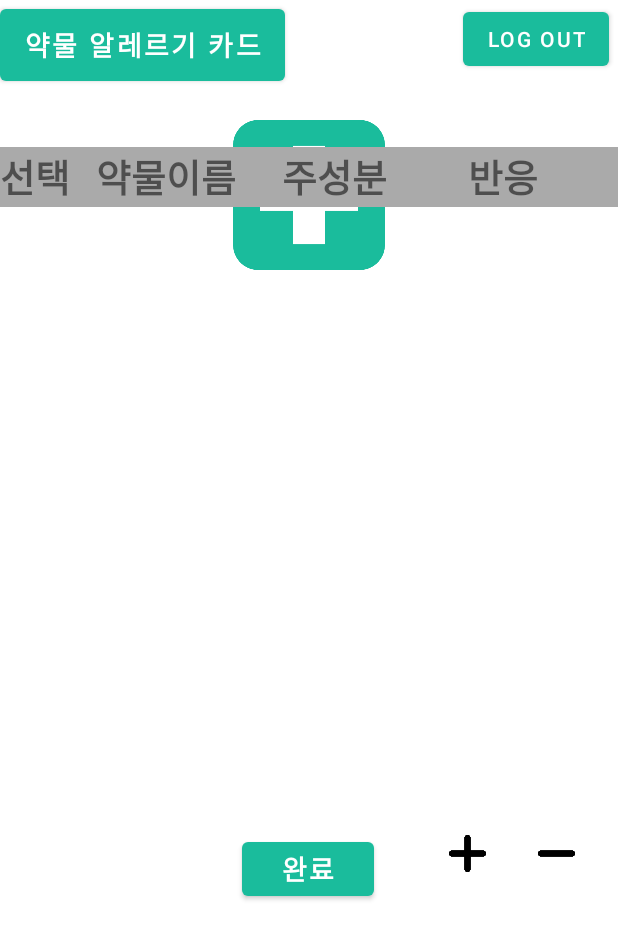
After one commit to CSID-DGU/2021-2-OSSP2-Drugger-3, an Android app: the layout activity_edit.xml on its own in the app's theme, with its tools: preview values and no code run, on a phone screen of 412 x 824 dp. The commit adds this screen. Shown: the top 939 px of the screen. Run offline under Robolectric (Android 15) with nearby library versions, the phone set to English and light mode, and no system bars.

Commit message:
[feat/front/edit] edit-page

```diff
--- a/frontend/app/src/main/java/com/example/frontend/MainActivity.kt
+++ b/frontend/app/src/main/java/com/example/frontend/MainActivity.kt
@@ -72,6 +72,11 @@ class MainActivity : AppCompatActivity() {
         binding.imageView.setOnClickListener(){
             val intent = Intent(this, ResultActivity::class.java)
             intent.putExtra("cookie", cookie)
+            startActivity(intent)
+            finish()
+        }
+        binding.EditButton.setOnClickListener(){
+            val intent = Intent(this, EditActivity::class.java)
             startActivity(intent)
             finish()
         }
@@ -163,7 +168,6 @@ class MainActivity : AppCompatActivity() {
                             )*/
                             //t1.layoutParams.width = 150
                             t1.setText(str_list[i*3])
-                            t1
                             var t2 = TextView(this@MainActivity)
                             /**t2.layoutParams= RelativeLayout.LayoutParams(
                                 ViewGroup.LayoutParams.MATCH_PARENT,
--- /dev/null
+++ b/frontend/app/src/main/res/layout/activity_edit.xml
@@ -0,0 +1,163 @@
+<?xml version="1.0" encoding="utf-8"?>
+<androidx.constraintlayout.widget.ConstraintLayout xmlns:android="http://schemas.android.com/apk/res/android"
+    xmlns:app="http://schemas.android.com/apk/res-auto"
+    xmlns:tools="http://schemas.android.com/tools"
+    android:layout_width="match_parent"
+    android:layout_height="match_parent"
+    android:backgroundTint="@color/actionColor">
+
+    <ImageView
+        android:id="@+id/imageView"
+        android:layout_width="0dp"
+        android:layout_height="100dp"
+        android:layout_marginTop="80dp"
+        android:contentDescription="@string/logo"
+        app:layout_constraintEnd_toEndOf="parent"
+        app:layout_constraintHorizontal_bias="0.498"
+        app:layout_constraintStart_toStartOf="parent"
+        app:layout_constraintTop_toTopOf="parent"
+        app:srcCompat="@drawable/logo"
+        tools:ignore="ImageContrastCheck" />
+
+    <Button
+        android:id="@+id/button3"
+        android:layout_width="190dp"
+        android:layout_height="60dp"
+        android:text="약물 알레르기 카드"
+        android:textSize="18sp"
+        android:textStyle="bold"
+        tools:ignore="MissingConstraints,TouchTargetSizeCheck"
+        tools:layout_editor_absoluteX="110dp"
+        tools:layout_editor_absoluteY="196dp" />
+
+    <ScrollView
+        android:id="@+id/scrollView2"
+        android:layout_width="wrap_content"
+        android:layout_height="250dp"
+        android:layout_marginTop="28dp"
+        app:layout_constraintEnd_toEndOf="@id/imageView"
+        app:layout_constraintHorizontal_bias="0.0"
+        app:layout_constraintStart_toStartOf="@id/imageView"
+        app:layout_constraintTop_toBottomOf="@+id/button3"
+        tools:ignore="MissingConstraints">
+
+        <TableLayout
+            android:id="@+id/tableLayout"
+            android:layout_width="wrap_content"
+            android:layout_height="50dp"
+            android:layout_marginTop="10dp"
+            android:layout_marginBottom="5dp"
+            android:backgroundTint="@color/actionColor"
+            android:stretchColumns="0,1,2"
+            app:layout_constraintBottom_toTopOf="@+id/scrollView2"
+            app:layout_constraintEnd_toEndOf="@id/imageView"
+            app:layout_constraintStart_toStartOf="@id/imageView"
+            app:layout_constraintTop_toBottomOf="@+id/button3"
+            tools:ignore="MissingConstraints">
+
+
+            <TableRow
+                android:layout_width="match_parent"
+                android:layout_height="match_parent">
+
+                <TextView
+                    android:id="@+id/textView30"
+                    android:layout_width="60dp"
+                    android:layout_height="40dp"
+                    android:background="@android:color/darker_gray"
+                    android:backgroundTint="@android:color/darker_gray"
+                    android:text="선택"
+                    android:textSize="25sp"
+                    android:textStyle="bold" />
+
+                <TextView
+                    android:id="@+id/textView40"
+                    android:layout_width="120dp"
+                    android:layout_height="40dp"
+                    android:background="@android:color/darker_gray"
+                    android:backgroundTint="@android:color/darker_gray"
+                    android:text="약물이름"
+                    android:textSize="25sp"
+                    android:textStyle="bold" />
+
+                <TextView
+                    android:id="@+id/textView41"
+                    android:layout_width="120dp"
+                    android:layout_height="40dp"
+                    android:background="@android:color/darker_gray"
+                    android:backgroundTint="@android:color/darker_gray"
+                    android:text="주성분"
+                    android:textSize="25sp"
+                    android:textStyle="bold" />
+
+                <TextView
+                    android:id="@+id/textView42"
+                    android:layout_width="100dp"
+                    android:layout_height="40dp"
+                    android:background="@android:color/darker_gray"
+                    android:backgroundTint="@android:color/darker_gray"
+                    android:text="반응"
+                    android:textSize="25sp"
+                    android:textStyle="bold" />
+            </TableRow>
+        </TableLayout>
+
+    </ScrollView>
+
+    <ImageView
+        android:id="@+id/plus"
+        android:layout_width="50dp"
+        android:layout_height="50dp"
+        android:layout_marginTop="544dp"
+        android:contentDescription="@string/logo"
+        app:layout_constraintEnd_toEndOf="parent"
+        app:layout_constraintHorizontal_bias="0.792"
+        app:layout_constraintStart_toStartOf="parent"
+        app:layout_constraintTop_toTopOf="parent"
+        app:srcCompat="@drawable/plus"
+        tools:ignore="ImageContrastCheck" />
+
+    <ImageView
+        android:id="@+id/minus"
+        android:layout_width="50dp"
+        android:layout_height="50dp"
+        android:layout_marginTop="544dp"
+        android:contentDescription="@string/logo"
+        app:layout_constraintEnd_toEndOf="parent"
+        app:layout_constraintHorizontal_bias="0.955"
+        app:layout_constraintStart_toStartOf="parent"
+        app:layout_constraintTop_toTopOf="parent"
+        app:srcCompat="@drawable/minus"
+        tools:ignore="ImageContrastCheck" />
+
+    <Button
+        android:id="@+id/logout"
+        android:layout_width="wrap_content"
+        android:layout_height="wrap_content"
+        android:layout_marginStart="308dp"
+        android:layout_marginTop="2dp"
+        android:layout_marginEnd="5dp"
+        android:layout_marginBottom="30dp"
+        android:text="Log out"
+        app:layout_constraintBottom_toTopOf="@+id/imageView"
+        app:layout_constraintEnd_toEndOf="parent"
+        app:layout_constraintStart_toStartOf="parent"
+        app:layout_constraintTop_toTopOf="parent" />
+
+    <Button
+        android:id="@+id/complete"
+        android:layout_width="wrap_content"
+        android:layout_height="wrap_content"
+        android:layout_marginEnd="5dp"
+        android:text="완료"
+        android:textSize="18sp"
+        android:textStyle="bold"
+        app:layout_constraintBottom_toBottomOf="parent"
+        app:layout_constraintEnd_toEndOf="parent"
+        app:layout_constraintHorizontal_bias="0.506"
+        app:layout_constraintStart_toStartOf="parent"
+        app:layout_constraintTop_toBottomOf="@+id/scrollView2"
+        app:layout_constraintVertical_bias="0.496"
+        tools:ignore="MissingConstraints,TouchTargetSizeCheck" />
+
+</androidx.constraintlayout.widget.ConstraintLayout>
```
Also changed, not shown: frontend/app/src/main/java/com/example/frontend/EditActivity.kt (added, +183 -0 lines).
